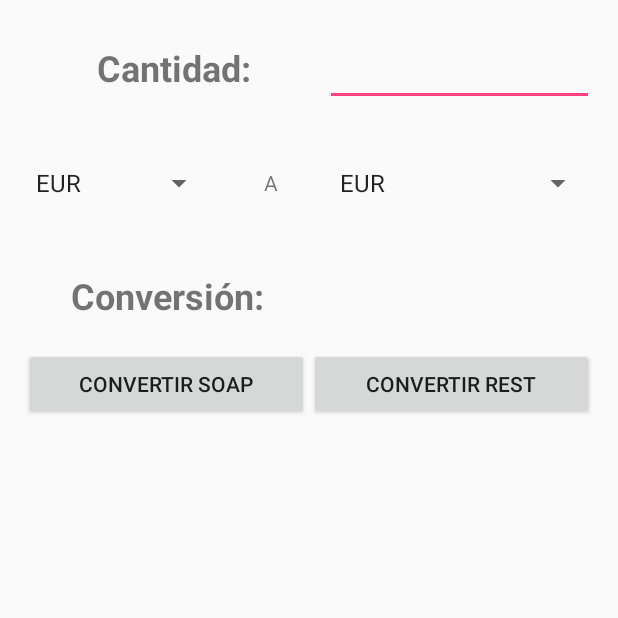
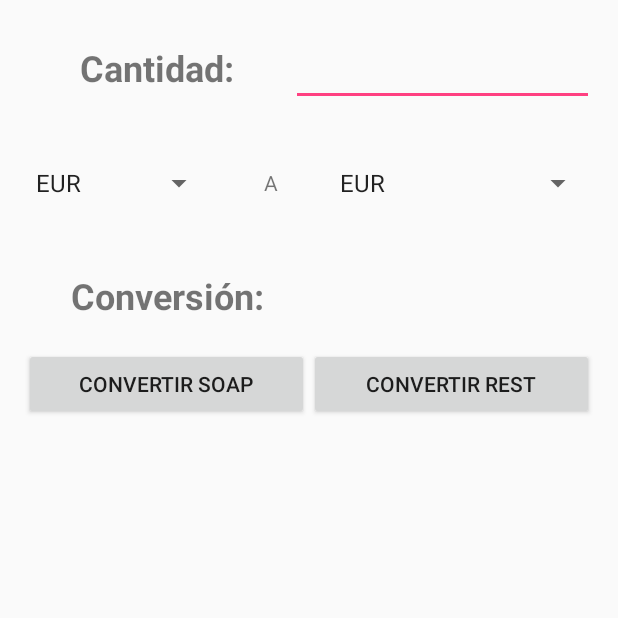
Before and after one commit to SergoRz/CambioDivisas, an Android app: the screen it shows after launch (MainActivity), on a phone screen of 412 x 824 dp, the top half of it. Run offline under Robolectric (Android 15) with nearby library versions, the phone set to English and light mode, and no system bars; 1 statement that could not run was skipped.

```diff
--- a/app/src/main/java/com/example/dam212/cambiodivisas/AccesoBD.java
+++ b/app/src/main/java/com/example/dam212/cambiodivisas/AccesoBD.java
@@ -16,11 +16,11 @@ public class AccesoBD extends SQLiteOpenHelper{
     //Nombre del archivo con extensión .db
 
     //Sentencia SQL que crea la tabla
-    String sqlCreate = "CREATE IF NOT EXIST TABLE divisas(" +
-            "moneda1 VARCHAR(3) PRIMARY KEY NOT NULL," +
-            "moneda2 VARCHAR(3) PRIMARY KEY NOT NULL," +
-            "valor DOUBLE NOT NULL" +
-            ");";
+    String sqlCreate = "CREATE TABLE IF NOT EXISTS divisas(" +
+            "moneda1 VARCHAR(3) NOT NULL," +
+            "moneda2 VARCHAR(3) NOT NULL," +
+            "valor DOUBLE NOT NULL," +
+            " PRIMARY KEY(moneda1, moneda2));";
 
     public AccesoBD(Context context) {
         super(context, DATABASE_NAME, null, DATABASE_VERSION);
@@ -32,7 +32,9 @@ public class AccesoBD extends SQLiteOpenHelper{
 
         try{
             introducirDivisasBD(db);
-        }catch(SQLiteException e){}
+        }catch(SQLiteException e){
+            e.printStackTrace();
+        }
     }
 
     @Override
--- a/app/src/main/res/layout/activity_main.xml
+++ b/app/src/main/res/layout/activity_main.xml
@@ -35,14 +35,12 @@
                 android:gravity="center" />
 
             <EditText
-                android:layout_width="138dp"
+                android:layout_width="202dp"
                 android:layout_height="wrap_content"
-                android:inputType="textPersonName"
+                android:inputType="number"
                 android:ems="10"
-                android:id="@+id/edCantidad"
-                android:textAlignment="center"
-                android:layout_weight="0.16"
-                android:gravity="center_vertical|center" />
+                android:id="@+id/edCantidad" />
+
         </LinearLayout>
 
         <LinearLayout
```
